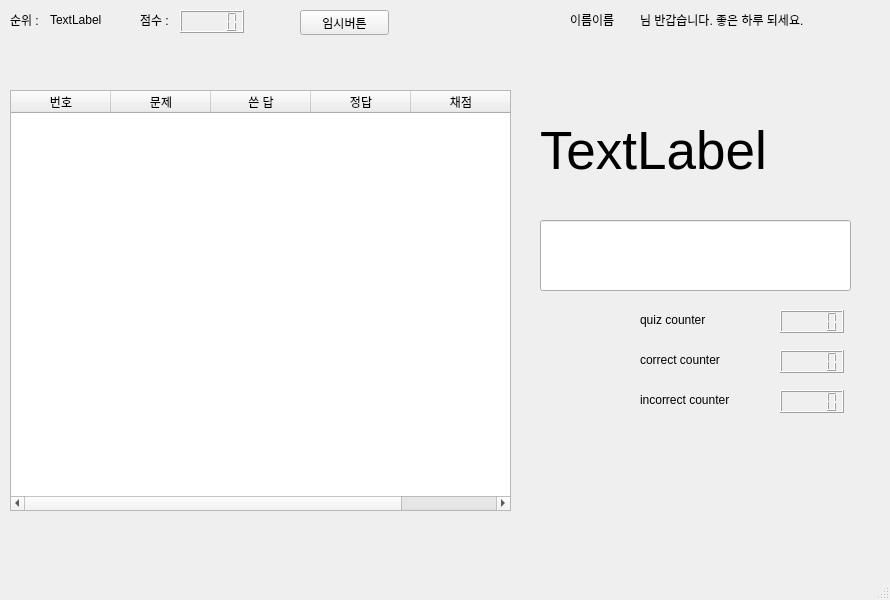
The window that eduapp.ui (leeok6485/Rescue) describes before a commit, drawn with Qt 5.
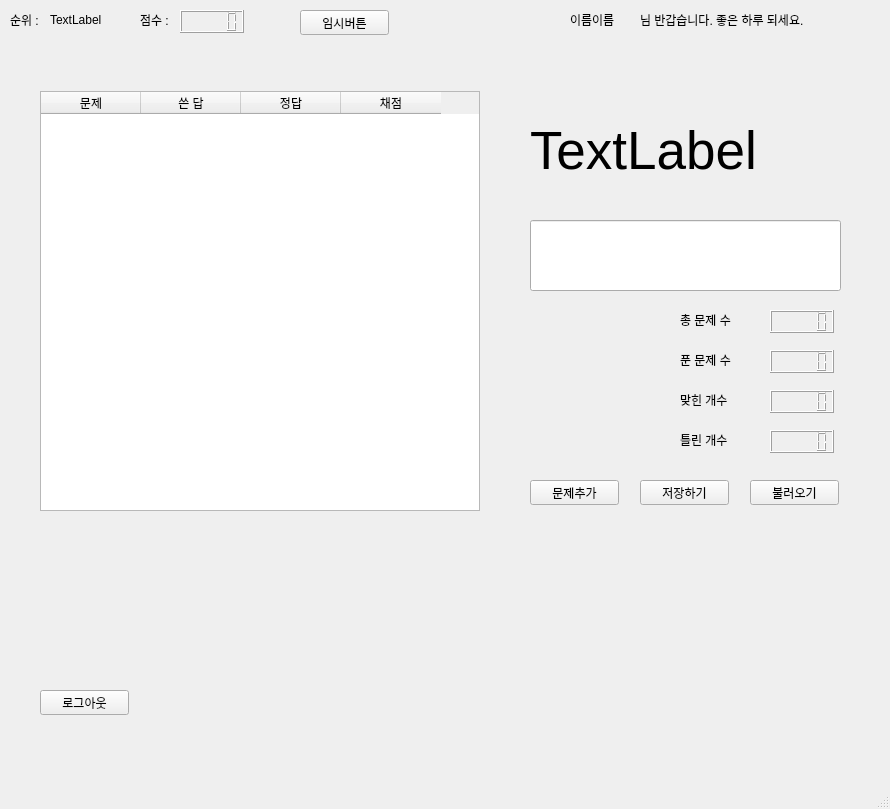
The same window after the commit. The open tabs and pages were chosen to show the change. Icons and pictures are not drawn.

Patch:
```diff
--- a/eduapp.ui
+++ b/eduapp.ui
@@ -7,7 +7,7 @@
     <x>0</x>
     <y>0</y>
     <width>890</width>
-    <height>600</height>
+    <height>809</height>
    </rect>
   </property>
   <property name="windowTitle">
@@ -290,7 +290,7 @@
      <widget class="QLabel" name="quiz_label">
       <property name="geometry">
        <rect>
-        <x>540</x>
+        <x>530</x>
         <y>30</y>
         <width>311</width>
         <height>121</height>
@@ -311,7 +311,7 @@
      <widget class="QLineEdit" name="quiz_lineedit">
       <property name="geometry">
        <rect>
-        <x>540</x>
+        <x>530</x>
         <y>160</y>
         <width>311</width>
         <height>71</height>
@@ -326,20 +326,21 @@
      <widget class="QTableWidget" name="tableWidget">
       <property name="geometry">
        <rect>
-        <x>10</x>
-        <y>30</y>
-        <width>501</width>
-        <height>421</height>
+        <x>40</x>
+        <y>31</y>
+        <width>440</width>
+        <height>420</height>
        </rect>
       </property>
-      <column>
-       <property name="text">
-        <string>번호</string>
-       </property>
-       <property name="textAlignment">
-        <set>AlignCenter</set>
-       </property>
-      </column>
+      <property name="dragEnabled">
+       <bool>true</bool>
+      </property>
+      <property name="alternatingRowColors">
+       <bool>true</bool>
+      </property>
+      <property name="rowCount">
+       <number>0</number>
+      </property>
       <column>
        <property name="text">
         <string>문제</string>
@@ -361,21 +362,11 @@
        </property>
       </column>
      </widget>
-     <widget class="QLCDNumber" name="quiz_counter">
-      <property name="geometry">
-       <rect>
-        <x>780</x>
-        <y>250</y>
-        <width>64</width>
-        <height>23</height>
-       </rect>
-      </property>
-     </widget>
      <widget class="QLCDNumber" name="correct_answer">
       <property name="geometry">
        <rect>
-        <x>780</x>
-        <y>290</y>
+        <x>770</x>
+        <y>330</y>
         <width>64</width>
         <height>23</height>
        </rect>
@@ -384,56 +375,43 @@
      <widget class="QLCDNumber" name="incorrec_answer">
       <property name="geometry">
        <rect>
-        <x>780</x>
-        <y>330</y>
+        <x>770</x>
+        <y>370</y>
         <width>64</width>
         <height>23</height>
        </rect>
       </property>
      </widget>
-     <widget class="QLabel" name="label_16">
-      <property name="geometry">
-       <rect>
-        <x>640</x>
-        <y>250</y>
-        <width>91</width>
-        <height>20</height>
-       </rect>
-      </property>
-      <property name="text">
-       <string>quiz counter</string>
-      </property>
-     </widget>
      <widget class="QLabel" name="label_17">
       <property name="geometry">
        <rect>
-        <x>640</x>
-        <y>290</y>
-        <width>111</width>
+        <x>680</x>
+        <y>330</y>
+        <width>81</width>
         <height>20</height>
        </rect>
       </property>
       <property name="text">
-       <string>correct counter</string>
+       <string>맞힌 개수</string>
       </property>
      </widget>
      <widget class="QLabel" name="label_18">
       <property name="geometry">
        <rect>
-        <x>640</x>
-        <y>330</y>
-        <width>121</width>
+        <x>680</x>
+        <y>370</y>
+        <width>81</width>
         <height>20</height>
        </rect>
       </property>
       <property name="text">
-       <string>incorrect counter</string>
+       <string>틀린 개수</string>
       </property>
      </widget>
      <widget class="QLabel" name="OXlabel">
       <property name="geometry">
        <rect>
-        <x>540</x>
+        <x>530</x>
         <y>260</y>
         <width>70</width>
         <height>70</height>
@@ -443,6 +421,94 @@
        <string/>
       </property>
      </widget>
+     <widget class="QPushButton" name="add_quiz_btn">
+      <property name="geometry">
+       <rect>
+        <x>530</x>
+        <y>420</y>
+        <width>89</width>
+        <height>25</height>
+       </rect>
+      </property>
+      <property name="text">
+       <string>문제추가</string>
+      </property>
+     </widget>
+     <widget class="QPushButton" name="save_quiz_btn">
+      <property name="geometry">
+       <rect>
+        <x>640</x>
+        <y>420</y>
+        <width>89</width>
+        <height>25</height>
+       </rect>
+      </property>
+      <property name="text">
+       <string>저장하기</string>
+      </property>
+     </widget>
+     <widget class="QPushButton" name="load_quiz_btn">
+      <property name="geometry">
+       <rect>
+        <x>750</x>
+        <y>420</y>
+        <width>89</width>
+        <height>25</height>
+       </rect>
+      </property>
+      <property name="text">
+       <string>불러오기</string>
+      </property>
+     </widget>
+     <widget class="QLCDNumber" name="quiz_counter">
+      <property name="geometry">
+       <rect>
+        <x>770</x>
+        <y>290</y>
+        <width>64</width>
+        <height>23</height>
+       </rect>
+      </property>
+     </widget>
+     <widget class="QLabel" name="label_16">
+      <property name="geometry">
+       <rect>
+        <x>680</x>
+        <y>290</y>
+        <width>81</width>
+        <height>20</height>
+       </rect>
+      </property>
+      <property name="text">
+       <string>푼 문제 수</string>
+      </property>
+     </widget>
+     <widget class="QLCDNumber" name="all_quiz_counter">
+      <property name="geometry">
+       <rect>
+        <x>770</x>
+        <y>250</y>
+        <width>64</width>
+        <height>23</height>
+       </rect>
+      </property>
+      <property name="intValue" stdset="0">
+       <number>0</number>
+      </property>
+     </widget>
+     <widget class="QLabel" name="label_19">
+      <property name="geometry">
+       <rect>
+        <x>680</x>
+        <y>250</y>
+        <width>81</width>
+        <height>20</height>
+       </rect>
+      </property>
+      <property name="text">
+       <string>총 문제 수</string>
+      </property>
+     </widget>
     </widget>
     <widget class="QWidget" name="page4">
      <widget class="QLabel" name="label_2">
```
Left out of the diff: 171 changed lines with no effect on the pictures.
